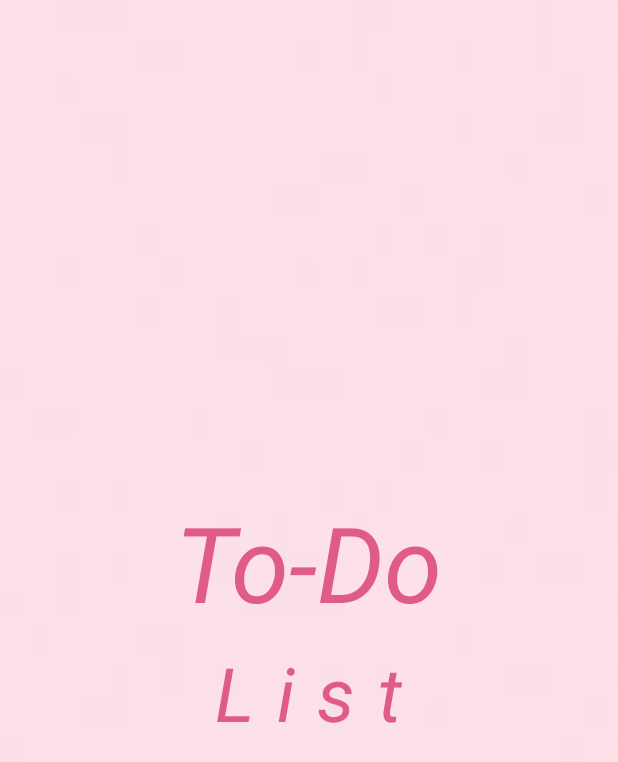
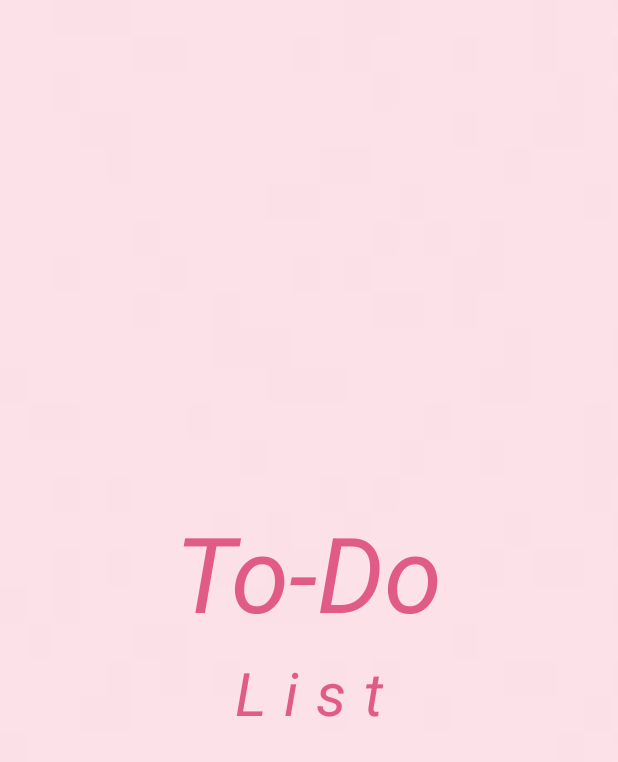
Before and after one commit to YashaSriAluvala/To-Do, an Android app: the todo screen opened directly, with no data from a screen before it, on a phone screen of 412 x 824 dp. Shown: the top 762 px of the screen. Run offline under Robolectric (Android 15) with nearby library versions, the phone set to English and light mode, and no system bars.

Commit message:
Final Commit

```diff
--- a/app/src/main/res/layout/activity_todo.xml
+++ b/app/src/main/res/layout/activity_todo.xml
@@ -24,7 +24,7 @@
         android:layout_gravity="center_horizontal"
         android:textColor="#E15B89"
         android:layout_marginTop="10dp"
-        android:textSize="50sp"
+        android:textSize="40sp"
         android:letterSpacing="0.3"
         android:textStyle="italic"/>
 </LinearLayout>
```
